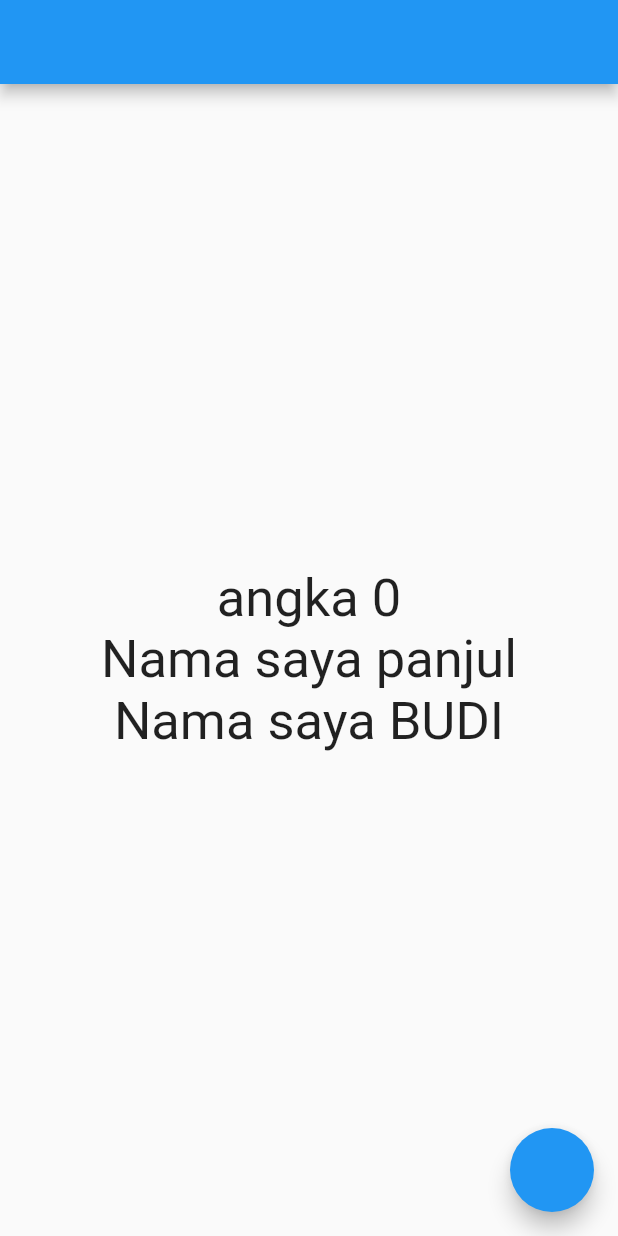
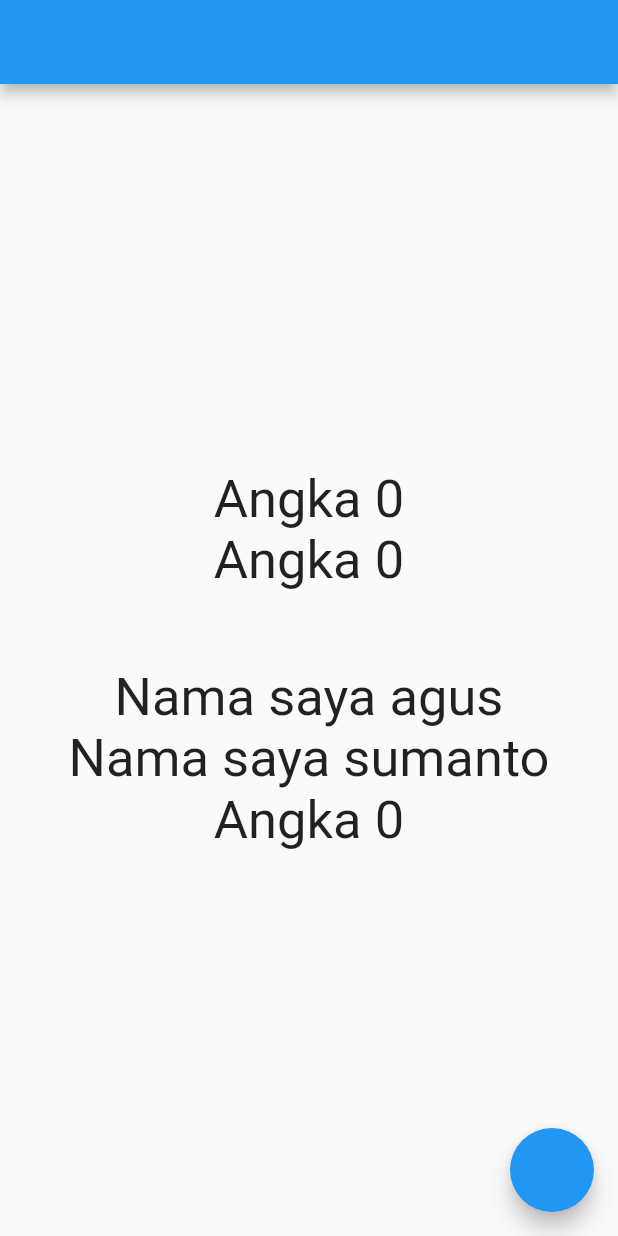
Before and after one commit to dennyoctavian/getx-flutter, a Flutter app: the screen it shows after launch, on a phone screen of 412 x 824 dp. Run offline on Flutter 3.47's test engine with Material 2 defaults, Android fonts, the phone set to English and light mode, and no system bars; our stand-ins replace get.

```diff
--- /dev/null
+++ b/lib/controllers/counter_controller.dart
@@ -0,0 +1,15 @@
+import 'package:get/get.dart';
+
+class CounterController extends GetxController {
+  var count = 0.obs;
+  var integer = 0;
+
+  void increment() {
+    count++;
+  }
+
+  void nambah() {
+    integer++;
+    update();
+  }
+}
--- /dev/null
+++ b/lib/controllers/person_controller.dart
@@ -0,0 +1,17 @@
+import 'package:belajar_getx/models/person.dart';
+import 'package:get/get.dart';
+
+class PersonController extends GetxController {
+  var person = Person();
+  var orang = Orang(name: "sumanto", age: 50).obs;
+
+  void changeUpperCase() {
+    person.name.value = person.name.value.toUpperCase();
+  }
+
+  void changeUpperCaseObjectClass() {
+    orang.update((_) {
+      orang.value.name = orang.value.name.toString().toUpperCase();
+    });
+  }
+}
--- a/lib/main.dart
+++ b/lib/main.dart
@@ -1,4 +1,5 @@
-import 'package:belajar_getx/models/person.dart';
+import 'package:belajar_getx/controllers/counter_controller.dart';
+import 'package:belajar_getx/controllers/person_controller.dart';
 import 'package:flutter/material.dart';
 import 'package:get/get.dart';
 
@@ -11,58 +12,76 @@ class MyApp extends StatelessWidget {
 
   @override
   Widget build(BuildContext context) {
-    var person = Person();
-    var orang = Orang(name: "BUDI", age: 30).obs;
-    var count = 0.obs;
-    void add() {
-      count++;
-    }
+    final personController = Get.put(PersonController());
+    final counterController = Get.put(CounterController());
 
     return MaterialApp(
       home: Scaffold(
         appBar: AppBar(),
         body: Center(
-          child: Obx(() => Column(
+          child: Column(
+            mainAxisAlignment: MainAxisAlignment.center,
+            children: [
+              GetBuilder<CounterController>(
+                init: CounterController(),
+                initState: (_) {},
+                builder: (controller) {
+                  return Text(
+                    "Angka ${controller.integer}",
+                    style: const TextStyle(
+                      fontSize: 35,
+                    ),
+                  );
+                },
+              ),
+              GetX<CounterController>(
+                init: CounterController(),
+                initState: (_) {},
+                builder: (controller) {
+                  return Text(
+                    "Angka ${controller.count.value}",
+                    style: const TextStyle(
+                      fontSize: 35,
+                    ),
+                  );
+                },
+              ),
+              const SizedBox(
+                height: 50,
+              ),
+              Obx(() => Column(
                     mainAxisAlignment: MainAxisAlignment.center,
                     children: [
                       Text(
-                    "angka $count",
+                        "Nama saya ${personController.person.name}",
                         style: const TextStyle(
                           fontSize: 35,
                         ),
                       ),
                       Text(
-                    "Nama saya ${person.name}",
+                        "Nama saya ${personController.orang.value.name}",
                         style: const TextStyle(
                           fontSize: 35,
                         ),
                       ),
                       Text(
-                    "Nama saya ${orang.value.name}",
+                        "Angka ${counterController.count.value}",
                         style: const TextStyle(
                           fontSize: 35,
                         ),
-                  )
+                      ),
                     ],
                   )),
+            ],
+          ),
         ),
         floatingActionButton: FloatingActionButton(
           onPressed: () {
-            add();
-            if (count % 2 == 0) {
-              person.name.value = person.name.value.toLowerCase();
-            } else {
-              person.name.value = person.name.value.toUpperCase();
-            }
-            if (count % 2 == 0) {
-              orang.update((_) {
-                orang.value.name = orang.value.name.toString().toUpperCase();
-              });
-            } else {
-              orang.update((val) {
-                orang.value.name = orang.value.name.toString().toLowerCase();
-              });
-            }
+            personController.changeUpperCase();
+            personController.changeUpperCaseObjectClass();
+            counterController.increment();
+            Get.find<CounterController>().increment();
+            Get.find<CounterController>().nambah();
           },
         ),
       ),
--- a/lib/models/person.dart
+++ b/lib/models/person.dart
@@ -1,7 +1,7 @@
 import 'package:get/get.dart';
 
 class Person {
-  RxString name = 'panjul'.obs;
+  RxString name = 'agus'.obs;
   RxInt age = 25.obs;
 }
 
```
Lines whose indentation alone changed are shown as unchanged.
